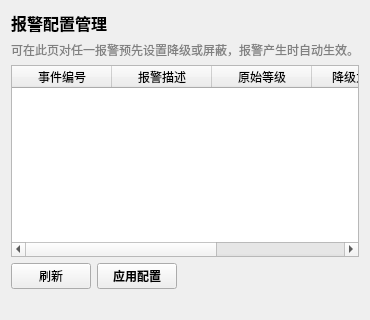
Qt form frontend/alarm_catalog_widget.ui (ff-fishcodes/EventMgr) before a commit.
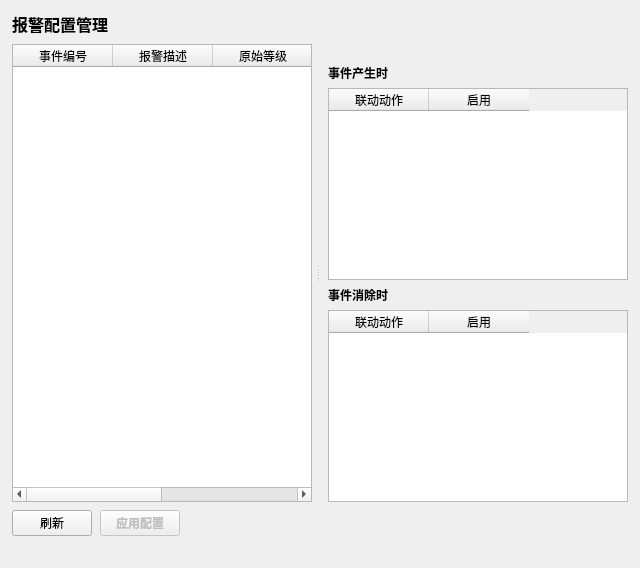
The same form after that commit.

Commit message: feat: add phased linkage controls to event catalog

The edit to the form file:
```diff
--- a/frontend/alarm_catalog_widget.ui
+++ b/frontend/alarm_catalog_widget.ui
@@ -2,27 +2,66 @@
 <ui version="4.0">
  <class>AlarmCatalogWidget</class>
  <widget class="QWidget" name="AlarmCatalogWidget">
+  <property name="minimumSize">
+   <size>
+    <width>640</width>
+    <height>420</height>
+   </size>
+  </property>
   <layout class="QVBoxLayout" name="mainLayout">
+   <property name="spacing">
+    <number>8</number>
+   </property>
+   <property name="leftMargin">
+    <number>12</number>
+   </property>
+   <property name="topMargin">
+    <number>12</number>
+   </property>
+   <property name="rightMargin">
+    <number>12</number>
+   </property>
+   <property name="bottomMargin">
+    <number>10</number>
+   </property>
    <item>
     <widget class="QLabel" name="titleLabel">
      <property name="text">
       <string>报警配置管理</string>
      </property>
      <property name="styleSheet">
-      <string notr="true">font-size:16px; font-weight:bold;</string>
+      <string notr="true">font-size:16px; font-weight:600;</string>
      </property>
     </widget>
    </item>
    <item>
-    <widget class="QLabel" name="hintLabel">
-     <property name="text">
-      <string>可在此页对任一报警预先设置降级或屏蔽，报警产生时自动生效。</string>
+    <widget class="QSplitter" name="configSplitter">
+     <property name="orientation">
+      <enum>Qt::Horizontal</enum>
      </property>
-     <property name="styleSheet">
-      <string notr="true">color:gray;</string>
+     <property name="childrenCollapsible">
+      <bool>false</bool>
      </property>
-    </widget>
-   </item>
+     <widget class="QWidget" name="catalogPane">
+      <property name="minimumSize">
+       <size>
+        <width>300</width>
+        <height>0</height>
+       </size>
+      </property>
+      <layout class="QVBoxLayout" name="catalogPaneLayout">
+       <property name="leftMargin">
+        <number>0</number>
+       </property>
+       <property name="topMargin">
+        <number>0</number>
+       </property>
+       <property name="rightMargin">
+        <number>4</number>
+       </property>
+       <property name="bottomMargin">
+        <number>0</number>
+       </property>
    <item>
     <widget class="QTableWidget" name="catalogTable">
      <property name="editTriggers">
@@ -31,8 +70,20 @@
      <property name="selectionBehavior">
       <enum>QAbstractItemView::SelectRows</enum>
      </property>
-     <attribute name="horizontalHeaderStretchLastSection">
+         <property name="horizontalScrollMode">
+          <enum>QAbstractItemView::ScrollPerPixel</enum>
+         </property>
+         <property name="alternatingRowColors">
       <bool>true</bool>
+         </property>
+         <property name="showGrid">
+          <bool>false</bool>
+         </property>
+         <attribute name="horizontalHeaderStretchLastSection">
+          <bool>false</bool>
+         </attribute>
+         <attribute name="verticalHeaderVisible">
+          <bool>false</bool>
      </attribute>
      <column>
       <property name="text">
@@ -51,14 +102,151 @@
      </column>
      <column>
       <property name="text">
-       <string>降级为提示</string>
+           <string>降级</string>
       </property>
      </column>
      <column>
       <property name="text">
-       <string>屏蔽展示</string>
-      </property>
-     </column>
+           <string>屏蔽</string>
+          </property>
+         </column>
+         <column>
+          <property name="text">
+           <string>联动</string>
+          </property>
+         </column>
+        </widget>
+       </item>
+      </layout>
+     </widget>
+     <widget class="QWidget" name="linkagePane">
+      <property name="minimumSize">
+       <size>
+        <width>260</width>
+        <height>0</height>
+       </size>
+      </property>
+      <layout class="QVBoxLayout" name="linkagePaneLayout">
+       <property name="spacing">
+        <number>6</number>
+       </property>
+       <property name="leftMargin">
+        <number>8</number>
+       </property>
+       <property name="topMargin">
+        <number>0</number>
+       </property>
+       <property name="rightMargin">
+        <number>0</number>
+       </property>
+       <property name="bottomMargin">
+        <number>0</number>
+       </property>
+       <item>
+        <widget class="QLabel" name="selectedEventLabel">
+         <property name="text">
+          <string/>
+         </property>
+         <property name="styleSheet">
+          <string notr="true">font-weight:600; color:#263238;</string>
+         </property>
+         <property name="textInteractionFlags">
+          <set>Qt::TextSelectableByMouse</set>
+         </property>
+        </widget>
+       </item>
+       <item>
+        <widget class="QLabel" name="activeActionTitleLabel">
+         <property name="text">
+          <string>事件产生时</string>
+         </property>
+         <property name="styleSheet">
+          <string notr="true">font-weight:600;</string>
+         </property>
+        </widget>
+       </item>
+       <item>
+        <widget class="QTableWidget" name="activeActionTable">
+         <property name="editTriggers">
+          <set>QAbstractItemView::NoEditTriggers</set>
+         </property>
+         <property name="selectionMode">
+          <enum>QAbstractItemView::SingleSelection</enum>
+         </property>
+         <property name="selectionBehavior">
+          <enum>QAbstractItemView::SelectRows</enum>
+         </property>
+         <property name="horizontalScrollMode">
+          <enum>QAbstractItemView::ScrollPerPixel</enum>
+         </property>
+         <property name="showGrid">
+          <bool>false</bool>
+         </property>
+         <attribute name="horizontalHeaderStretchLastSection">
+          <bool>false</bool>
+         </attribute>
+         <attribute name="verticalHeaderVisible">
+          <bool>false</bool>
+         </attribute>
+         <column>
+          <property name="text">
+           <string>联动动作</string>
+          </property>
+         </column>
+         <column>
+          <property name="text">
+           <string>启用</string>
+          </property>
+         </column>
+        </widget>
+       </item>
+       <item>
+        <widget class="QLabel" name="clearActionTitleLabel">
+         <property name="text">
+          <string>事件消除时</string>
+         </property>
+         <property name="styleSheet">
+          <string notr="true">font-weight:600;</string>
+         </property>
+        </widget>
+       </item>
+       <item>
+        <widget class="QTableWidget" name="clearActionTable">
+         <property name="editTriggers">
+          <set>QAbstractItemView::NoEditTriggers</set>
+         </property>
+         <property name="selectionMode">
+          <enum>QAbstractItemView::SingleSelection</enum>
+         </property>
+         <property name="selectionBehavior">
+          <enum>QAbstractItemView::SelectRows</enum>
+         </property>
+         <property name="horizontalScrollMode">
+          <enum>QAbstractItemView::ScrollPerPixel</enum>
+         </property>
+         <property name="showGrid">
+          <bool>false</bool>
+         </property>
+         <attribute name="horizontalHeaderStretchLastSection">
+          <bool>false</bool>
+         </attribute>
+         <attribute name="verticalHeaderVisible">
+          <bool>false</bool>
+         </attribute>
+         <column>
+          <property name="text">
+           <string>联动动作</string>
+          </property>
+         </column>
+         <column>
+          <property name="text">
+           <string>启用</string>
+          </property>
+         </column>
+        </widget>
+       </item>
+      </layout>
+     </widget>
     </widget>
    </item>
    <item>
@@ -72,11 +260,14 @@
      </item>
      <item>
       <widget class="QPushButton" name="applyBtn">
+       <property name="enabled">
+        <bool>false</bool>
+       </property>
        <property name="text">
         <string>应用配置</string>
        </property>
        <property name="styleSheet">
-        <string notr="true">font-weight:bold;</string>
+        <string notr="true">font-weight:600;</string>
        </property>
       </widget>
      </item>
@@ -100,6 +291,9 @@
      <property name="text">
       <string/>
      </property>
+     <property name="styleSheet">
+      <string notr="true">color:#455a64;</string>
+     </property>
     </widget>
    </item>
   </layout>
```
Left out of the diff: 3 changed lines with no effect on the pictures. Lines whose indentation alone changed are shown as unchanged. The commit also changes 2 other files.
